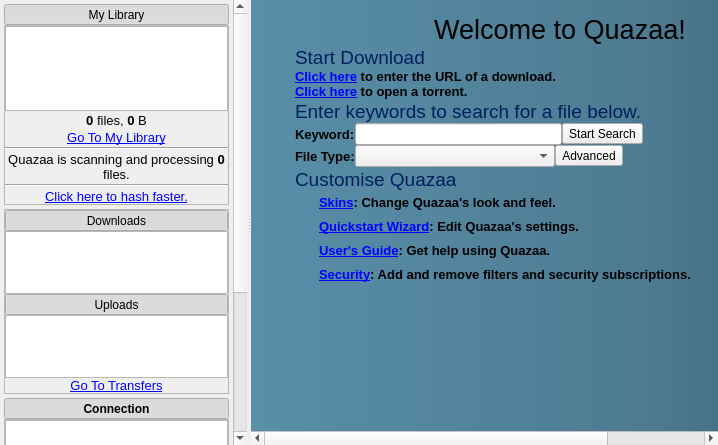
Qt form Quazaa/UI/widgethome.ui (c3c/quazaa) before a commit.
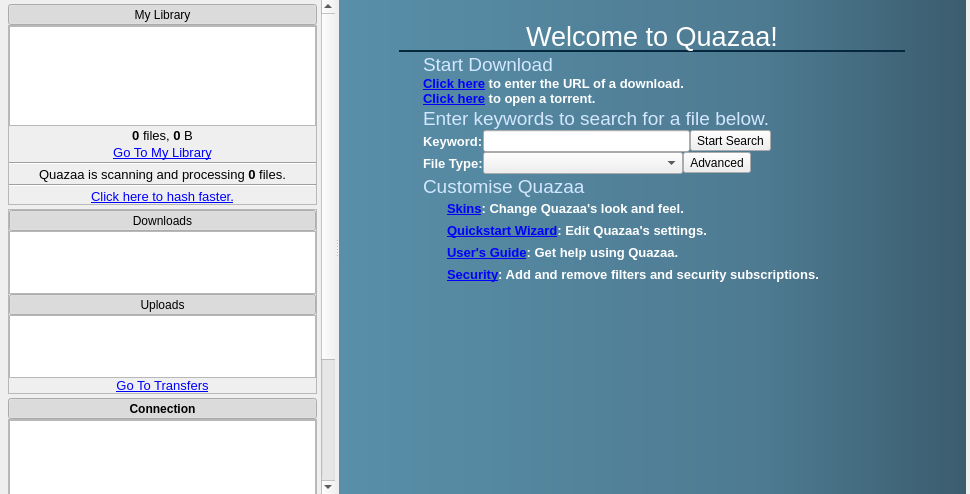
The same form after that commit. Icons and pictures are not drawn.

Commit message: Updating copyrights to 2013 and finishing Home Tab changes.

```diff
--- a/Quazaa/UI/widgethome.ui
+++ b/Quazaa/UI/widgethome.ui
@@ -6,8 +6,8 @@
    <rect>
     <x>0</x>
     <y>0</y>
-    <width>718</width>
-    <height>445</height>
+    <width>970</width>
+    <height>494</height>
    </rect>
   </property>
   <property name="windowTitle">
@@ -17,11 +17,27 @@
    <iconset resource="../Resource.qrc">
     <normaloff>:/Resource/Generic/Home.png</normaloff>:/Resource/Generic/Home.png</iconset>
   </property>
+  <property name="styleSheet">
+   <string>QFrame#frameWelcomeTools {
+	background-color: transparent;
+	border: 5px solid transparent;
+	border-image: url(:/Resource/screen.png);
+}</string>
+  </property>
   <layout class="QVBoxLayout" name="verticalLayout_2">
    <property name="spacing">
     <number>0</number>
    </property>
-   <property name="margin">
+   <property name="leftMargin">
+    <number>4</number>
+   </property>
+   <property name="topMargin">
+    <number>0</number>
+   </property>
+   <property name="rightMargin">
+    <number>4</number>
+   </property>
+   <property name="bottomMargin">
     <number>0</number>
    </property>
    <item>
@@ -59,8 +75,8 @@
            <rect>
             <x>0</x>
             <y>0</y>
-            <width>243</width>
-            <height>691</height>
+            <width>315</width>
+            <height>697</height>
            </rect>
           </property>
           <layout class="QGridLayout" name="gridLayoutScrollAreaHomeSidebar">
@@ -605,6 +621,9 @@
        <property name="margin">
         <number>0</number>
        </property>
+       <property name="spacing">
+        <number>0</number>
+       </property>
        <item row="0" column="0">
         <widget class="QScrollArea" name="scrollAreaHome">
          <property name="styleSheet">
@@ -628,9 +647,9 @@
           <property name="geometry">
            <rect>
             <x>0</x>
-            <y>-83</y>
-            <width>672</width>
-            <height>511</height>
+            <y>0</y>
+            <width>652</width>
+            <height>476</height>
            </rect>
           </property>
           <property name="styleSheet">
@@ -643,18 +662,9 @@
            <property name="spacing">
             <number>0</number>
            </property>
-           <property name="leftMargin">
-            <number>20</number>
-           </property>
-           <property name="topMargin">
+           <property name="margin">
             <number>0</number>
            </property>
-           <property name="rightMargin">
-            <number>0</number>
-           </property>
-           <property name="bottomMargin">
-            <number>9</number>
-           </property>
            <item>
             <widget class="QLabel" name="labelHomeLogo">
              <property name="styleSheet">
@@ -672,28 +682,72 @@
             </widget>
            </item>
            <item>
-            <widget class="QLabel" name="labelQuazaaWelcome">
-             <property name="font">
-              <font>
-               <pointsize>20</pointsize>
-               <weight>50</weight>
-               <bold>false</bold>
-              </font>
+            <layout class="QHBoxLayout" name="horizontalLayoutHome">
+             <property name="spacing">
+              <number>0</number>
              </property>
-             <property name="styleSheet">
-              <string notr="true">background-color: transparent;</string>
+             <property name="leftMargin">
+              <number>6</number>
              </property>
-             <property name="text">
-              <string>Welcome to Quazaa!</string>
+             <property name="rightMargin">
+              <number>6</number>
              </property>
-             <property name="alignment">
-              <set>Qt::AlignCenter</set>
-             </property>
-            </widget>
-           </item>
+             <item>
+              <layout class="QHBoxLayout" name="horizontalLayout">
+               <property name="sizeConstraint">
+                <enum>QLayout::SetMinimumSize</enum>
+               </property>
+              </layout>
+             </item>
+             <item>
+              <widget class="QFrame" name="frameWelcomeTools">
+               <property name="sizePolicy">
+                <sizepolicy hsizetype="Fixed" vsizetype="Fixed">
+                 <horstretch>0</horstretch>
+                 <verstretch>0</verstretch>
+                </sizepolicy>
+               </property>
+               <property name="minimumSize">
+                <size>
+                 <width>520</width>
+                 <height>278</height>
+                </size>
+               </property>
+               <property name="maximumSize">
+                <size>
+                 <width>520</width>
+                 <height>278</height>
+                </size>
+               </property>
+               <property name="styleSheet">
+                <string notr="true">QFrame#frameWelcomeTools {
+	background-color: transparent;
+	border: 5px solid transparent;
+	border-image: url(:/Resource/screen.png);
+}</string>
+               </property>
+               <property name="frameShape">
+                <enum>QFrame::StyledPanel</enum>
+               </property>
+               <property name="frameShadow">
+                <enum>QFrame::Raised</enum>
+               </property>
+               <layout class="QVBoxLayout" name="verticalLayout_4">
+                <property name="spacing">
+                 <number>2</number>
+                </property>
+                <property name="margin">
+                 <number>2</number>
+                </property>
            <item>
             <layout class="QGridLayout" name="gridLayoutWelcome">
-             <item row="0" column="0">
+                  <property name="margin">
+                   <number>0</number>
+                  </property>
+                  <property name="spacing">
+                   <number>0</number>
+                  </property>
+                  <item row="1" column="0">
               <widget class="QLabel" name="labelWelcomeDownloadLogo">
                <property name="minimumSize">
                 <size>
@@ -721,7 +775,7 @@
                </property>
               </widget>
              </item>
-             <item row="0" column="1" colspan="7">
+                  <item row="1" column="1" colspan="7">
               <widget class="QLabel" name="labelWelcomeStartDownload">
                <property name="font">
                 <font>
@@ -729,7 +783,7 @@
                 </font>
                </property>
                <property name="styleSheet">
-                <string notr="true">color: rgb(0, 31, 95);
+                     <string notr="true">color: rgb(211, 231, 255);
 background-color: transparent;</string>
                </property>
                <property name="text">
@@ -740,10 +794,11 @@
                </property>
               </widget>
              </item>
-             <item row="1" column="1" colspan="7">
+                  <item row="2" column="1" colspan="7">
               <widget class="QLabel" name="labelWelcomeURLDownloadLink">
                <property name="styleSheet">
-                <string notr="true">background-color: transparent;</string>
+                     <string notr="true">color: white;
+background-color: transparent;</string>
                </property>
                <property name="text">
                 <string>&lt;!DOCTYPE HTML PUBLIC &quot;-//W3C//DTD HTML 4.0//EN&quot; &quot;http://www.w3.org/TR/REC-html40/strict.dtd&quot;&gt;
@@ -754,10 +809,11 @@
                </property>
               </widget>
              </item>
-             <item row="2" column="1" colspan="7">
+                  <item row="3" column="1" colspan="7">
               <widget class="QLabel" name="labelWelcomeOpenTorrentLink">
                <property name="styleSheet">
-                <string notr="true">background-color: transparent;</string>
+                     <string notr="true">color: white;
+background-color: transparent;</string>
                </property>
                <property name="text">
                 <string>&lt;!DOCTYPE HTML PUBLIC &quot;-//W3C//DTD HTML 4.0//EN&quot; &quot;http://www.w3.org/TR/REC-html40/strict.dtd&quot;&gt;
@@ -768,7 +824,7 @@
                </property>
               </widget>
              </item>
-             <item row="3" column="1" colspan="7">
+                  <item row="4" column="1" colspan="7">
               <widget class="QLabel" name="labelWelcomeSearch">
                <property name="font">
                 <font>
@@ -776,7 +832,7 @@
                 </font>
                </property>
                <property name="styleSheet">
-                <string notr="true">color: rgb(0, 31, 95);
+                     <string notr="true">color: rgb(211, 231, 255);
 background-color: transparent;</string>
                </property>
                <property name="text">
@@ -784,7 +840,23 @@
                </property>
               </widget>
              </item>
-             <item row="3" column="0">
+                  <item row="5" column="2" colspan="3">
+                   <widget class="QLineEdit" name="lineEditWelcomeSearch">
+                    <property name="minimumSize">
+                     <size>
+                      <width>0</width>
+                      <height>0</height>
+                     </size>
+                    </property>
+                    <property name="maximumSize">
+                     <size>
+                      <width>16777215</width>
+                      <height>16777215</height>
+                     </size>
+                    </property>
+                   </widget>
+                  </item>
+                  <item row="4" column="0">
               <widget class="QLabel" name="labelWelcomeSearchLogo">
                <property name="minimumSize">
                 <size>
@@ -812,7 +884,7 @@
                </property>
               </widget>
              </item>
-             <item row="4" column="1">
+                  <item row="5" column="1">
               <widget class="QLabel" name="labelWelcomeSearchKeyword">
                <property name="font">
                 <font>
@@ -822,30 +894,15 @@
                 </font>
                </property>
                <property name="styleSheet">
-                <string notr="true">background-color: transparent;</string>
+                     <string notr="true">color: white;
+background-color: transparent;</string>
                </property>
                <property name="text">
                 <string>Keyword:</string>
                </property>
               </widget>
              </item>
-             <item row="4" column="2" colspan="3">
-              <widget class="QLineEdit" name="lineEditWelcomeSearch">
-               <property name="minimumSize">
-                <size>
-                 <width>0</width>
-                 <height>0</height>
-                </size>
-               </property>
-               <property name="maximumSize">
-                <size>
-                 <width>16777215</width>
-                 <height>16777215</height>
-                </size>
-               </property>
-              </widget>
-             </item>
-             <item row="5" column="2" colspan="2">
+                  <item row="6" column="2" colspan="2">
               <widget class="QComboBox" name="comboBoxHomeFileType">
                <property name="minimumSize">
                 <size>
@@ -861,38 +918,39 @@
                </property>
               </widget>
              </item>
-             <item row="5" column="1">
-              <widget class="QLabel" name="labelWelcomeSearchFileType">
-               <property name="font">
-                <font>
-                 <pointsize>10</pointsize>
-                 <weight>75</weight>
-                 <bold>true</bold>
-                </font>
-               </property>
-               <property name="styleSheet">
-                <string notr="true">background-color: transparent;</string>
-               </property>
-               <property name="text">
-                <string>File Type:</string>
-               </property>
-              </widget>
-             </item>
-             <item row="4" column="5">
+                  <item row="5" column="5">
               <widget class="QToolButton" name="toolButtonWelcomeSearch">
                <property name="text">
                 <string>Start Search</string>
                </property>
               </widget>
              </item>
-             <item row="5" column="4" colspan="2">
+                  <item row="6" column="1">
+                   <widget class="QLabel" name="labelWelcomeSearchFileType">
+                    <property name="font">
+                     <font>
+                      <pointsize>10</pointsize>
+                      <weight>75</weight>
+                      <bold>true</bold>
+                     </font>
+                    </property>
+                    <property name="styleSheet">
+                     <string notr="true">color: white;
+background-color: transparent;</string>
+                    </property>
+                    <property name="text">
+                     <string>File Type:</string>
+                    </property>
+                   </widget>
+                  </item>
+                  <item row="6" column="4" colspan="2">
               <widget class="QToolButton" name="toolButtonWelcomeSearchAdvanced">
                <property name="text">
                 <string>Advanced</string>
                </property>
               </widget>
              </item>
-             <item row="4" column="6">
+                  <item row="5" column="6">
               <spacer name="horizontalSpacerWelcome">
                <property name="orientation">
                 <enum>Qt::Horizontal</enum>
@@ -905,7 +963,7 @@
                </property>
               </spacer>
              </item>
-             <item row="6" column="0">
+                  <item row="7" column="0">
               <widget class="QLabel" name="labelWelcomeCustomiseLogo">
                <property name="minimumSize">
                 <size>
@@ -933,7 +991,7 @@
                </property>
               </widget>
              </item>
-             <item row="6" column="1" colspan="6">
+                  <item row="7" column="1" colspan="6">
               <widget class="QLabel" name="labelWelcomeCustomise">
                <property name="font">
                 <font>
@@ -941,7 +999,7 @@
                 </font>
                </property>
                <property name="styleSheet">
-                <string notr="true">color: rgb(0, 31, 95);
+                     <string notr="true">color: rgb(211, 231, 255);
 background-color: transparent;</string>
                </property>
                <property name="text">
@@ -949,7 +1007,7 @@
                </property>
               </widget>
              </item>
-             <item row="7" column="1" colspan="6">
+                  <item row="8" column="1" colspan="6">
               <layout class="QGridLayout" name="gridLayoutWelcomeCustomiseQuazaa">
                <item row="0" column="0">
                 <widget class="QLabel" name="labelWelcomeSkinIcon">
@@ -1066,7 +1124,8 @@
                <item row="0" column="1">
                 <widget class="QLabel" name="labelWelcomeSkinLink">
                  <property name="styleSheet">
-                  <string notr="true">background-color: transparent;</string>
+                       <string notr="true">color: white;
+background-color: transparent;</string>
                  </property>
                  <property name="text">
                   <string>&lt;!DOCTYPE HTML PUBLIC &quot;-//W3C//DTD HTML 4.0//EN&quot; &quot;http://www.w3.org/TR/REC-html40/strict.dtd&quot;&gt;
@@ -1080,7 +1139,8 @@
                <item row="1" column="1">
                 <widget class="QLabel" name="labelWelcomeWizardLink">
                  <property name="styleSheet">
-                  <string notr="true">background-color: transparent;</string>
+                       <string notr="true">color: white;
+background-color: transparent;</string>
                  </property>
                  <property name="text">
                   <string>&lt;!DOCTYPE HTML PUBLIC &quot;-//W3C//DTD HTML 4.0//EN&quot; &quot;http://www.w3.org/TR/REC-html40/strict.dtd&quot;&gt;
@@ -1094,7 +1154,8 @@
                <item row="2" column="1">
                 <widget class="QLabel" name="labelWelcomeUserGuideLink">
                  <property name="styleSheet">
-                  <string notr="true">background-color: transparent;</string>
+                       <string notr="true">color: white;
+background-color: transparent;</string>
                  </property>
                  <property name="text">
                   <string>&lt;!DOCTYPE HTML PUBLIC &quot;-//W3C//DTD HTML 4.0//EN&quot; &quot;http://www.w3.org/TR/REC-html40/strict.dtd&quot;&gt;
@@ -1108,7 +1169,8 @@
                <item row="3" column="1">
                 <widget class="QLabel" name="labelWelcomeSecurityLink">
                  <property name="styleSheet">
-                  <string notr="true">background-color: transparent;</string>
+                       <string notr="true">color: white;
+background-color: transparent;</string>
                  </property>
                  <property name="text">
                   <string>&lt;!DOCTYPE HTML PUBLIC &quot;-//W3C//DTD HTML 4.0//EN&quot; &quot;http://www.w3.org/TR/REC-html40/strict.dtd&quot;&gt;
@@ -1119,6 +1181,40 @@
                  </property>
                 </widget>
                </item>
+                   </layout>
+                  </item>
+                  <item row="0" column="0" colspan="7">
+                   <widget class="QLabel" name="labelQuazaaWelcome">
+                    <property name="font">
+                     <font>
+                      <pointsize>20</pointsize>
+                      <weight>50</weight>
+                      <bold>false</bold>
+                     </font>
+                    </property>
+                    <property name="styleSheet">
+                     <string notr="true">background-color: transparent;
+color: white;
+border-bottom: 2px solid rgb(6, 40, 63);</string>
+                    </property>
+                    <property name="text">
+                     <string>Welcome to Quazaa!</string>
+                    </property>
+                    <property name="alignment">
+                     <set>Qt::AlignCenter</set>
+                    </property>
+                   </widget>
+                  </item>
+                 </layout>
+                </item>
+               </layout>
+              </widget>
+             </item>
+             <item>
+              <layout class="QHBoxLayout" name="horizontalLayout_2">
+               <property name="sizeConstraint">
+                <enum>QLayout::SetMinimumSize</enum>
+               </property>
               </layout>
              </item>
             </layout>
```
Lines whose indentation alone changed are shown as unchanged. The commit also changes 238 other files.
